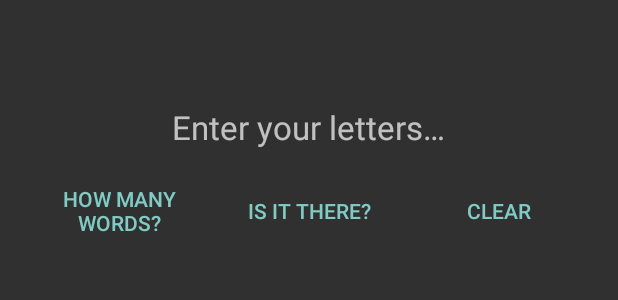
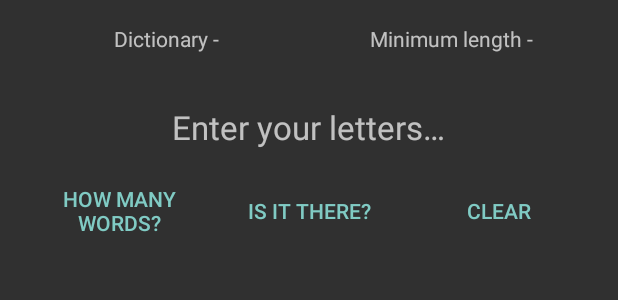
Before and after one commit to cyanhearth/WordFinder, an Android app: the layout activity_main.xml on its own in the app's theme, with its tools: preview values and no code run, on a phone screen of 412 x 824 dp. Shown: the top 300 px of the screen. Run offline under Robolectric (Android 15) with nearby library versions, the phone set to English and light mode, and no system bars.

Commit message:
Update
* Minor changes to horizontal layout
* Changed method of reloading dictionary when a change is triggered
through the settings

```diff
--- a/app/src/main/java/com/example/cyanhearth/wordfinder/WordDialogFragment.java
+++ b/app/src/main/java/com/example/cyanhearth/wordfinder/WordDialogFragment.java
@@ -20,8 +20,9 @@ public class WordDialogFragment extends DialogFragment {
 
     public Dialog onCreateDialog(Bundle savedInstanceState) {
         return new AlertDialog.Builder(getActivity())
-                .setMessage(word + " is in the current dictionary.\n\nWould you like to find the definition?\n" +
-                        "(Note: requires internet access)")
+                .setMessage(word +
+                        " is in the current dictionary.\n\nWould you like to find the definition?\n"
+                        + "(Note: requires internet access)")
                 .setCancelable(false)
                 .setNegativeButton("No",
                         new DialogInterface.OnClickListener() {
@@ -34,7 +35,6 @@ public class WordDialogFragment extends DialogFragment {
                         new DialogInterface.OnClickListener() {
                             @Override
                             public void onClick(DialogInterface dialog, int which) {
-                                // TODO: open browser and get word definition
                                 ((MainActivity) getActivity()).sendIntentForDefinition(word);
                             }
                         }).create();
--- a/app/src/main/res/layout-land/activity_main.xml
+++ b/app/src/main/res/layout-land/activity_main.xml
@@ -6,16 +6,31 @@
     <RelativeLayout
         android:layout_width="0dp"
         android:layout_height="match_parent"
-        android:layout_weight="1">
-        <TextView
-            android:layout_width="wrap_content"
-            android:layout_height="wrap_content"
-            android:id="@+id/editText"
-            android:hint="@string/enter_letters"
-            android:layout_marginTop="54dp"
-            android:layout_centerHorizontal="true"
-            android:textAppearance="?android:attr/textAppearanceLarge"
-            android:gravity="center_horizontal" />
+        android:layout_weight="1"
+        android:paddingRight="15dp">
+        <LinearLayout
+            android:orientation="horizontal"
+            android:layout_width="match_parent"
+            android:layout_height="wrap_content">
+            <TextView
+                android:layout_width="0dp"
+                android:layout_height="wrap_content"
+                android:layout_weight="1"
+                android:text="@string/current_dict"
+                android:id="@+id/currentDict"
+                android:gravity="center_horizontal"
+                android:paddingTop="10dp" />
+
+            <TextView
+                android:layout_width="0dp"
+                android:layout_height="wrap_content"
+                android:layout_weight="1"
+                android:text="@string/min_length"
+                android:id="@+id/minLength"
+                android:layout_gravity="right"
+                android:gravity="center_horizontal"
+                android:paddingTop="10dp" />
+        </LinearLayout>
 
         <LinearLayout
             android:orientation="horizontal"
@@ -23,10 +38,11 @@
             android:layout_height="wrap_content"
             style="?android:buttonBarStyle"
             android:id="@+id/linearLayout"
-            android:layout_below="@+id/editText"
-            android:layout_centerHorizontal="true"
             android:paddingTop="10dp"
-            android:paddingBottom="10dp">
+            android:paddingBottom="10dp"
+            android:layout_above="@+id/linearLayout2"
+            android:layout_alignParentLeft="true"
+            android:layout_alignParentStart="true">
 
             <Button
                 android:layout_width="0dp"
@@ -49,10 +65,12 @@
             android:orientation="horizontal"
             android:layout_width="match_parent"
             android:layout_height="wrap_content"
-            android:layout_below="@+id/linearLayout"
+            android:gravity="center_horizontal"
+            android:layout_marginBottom="43dp"
+            android:id="@+id/linearLayout2"
+            android:layout_alignParentBottom="true"
             android:layout_alignParentLeft="true"
-            android:layout_alignParentStart="true"
-            android:gravity="center_horizontal">
+            android:layout_alignParentStart="true">
             <Button
                 android:layout_width="wrap_content"
                 android:layout_height="match_parent"
@@ -63,12 +81,31 @@
 
     </RelativeLayout>
 
-    <FrameLayout
+    <LinearLayout
+        android:orientation="vertical"
         android:layout_width="0dp"
-        android:layout_height="match_parent"
         android:layout_weight="1.5"
-        android:id="@+id/fragment_container">
+        android:layout_height="match_parent">
 
-    </FrameLayout>
+        <TextView
+            android:layout_width="wrap_content"
+            android:layout_height="wrap_content"
+            android:id="@+id/editText"
+            android:hint="@string/enter_letters"
+            android:layout_marginTop="54dp"
+            android:layout_centerHorizontal="true"
+            android:textAppearance="?android:attr/textAppearanceLarge"
+            android:gravity="center_horizontal"
+            android:layout_gravity="center_horizontal|top" />
+
+        <FrameLayout
+            android:layout_width="match_parent"
+            android:layout_height="match_parent"
+            android:layout_weight="1.5"
+            android:id="@+id/fragment_container">
+
+        </FrameLayout>
+
+    </LinearLayout>
 
 </LinearLayout>
--- a/app/src/main/res/layout/activity_main.xml
+++ b/app/src/main/res/layout/activity_main.xml
@@ -5,6 +5,28 @@
     android:paddingTop="@dimen/activity_vertical_margin"
     android:paddingBottom="@dimen/activity_vertical_margin" tools:context=".MainActivity"
     android:id="@+id/layout">
+
+    <LinearLayout
+        android:orientation="horizontal"
+        android:layout_width="match_parent"
+        android:layout_height="wrap_content">
+        <TextView
+            android:layout_width="0dp"
+            android:layout_height="wrap_content"
+            android:layout_weight="1"
+            android:text="@string/current_dict"
+            android:id="@+id/currentDict"
+            android:gravity="center_horizontal" />
+
+        <TextView
+            android:layout_width="0dp"
+            android:layout_height="wrap_content"
+            android:layout_weight="1"
+            android:text="@string/min_length"
+            android:id="@+id/minLength"
+            android:layout_gravity="right"
+            android:gravity="center_horizontal" />
+    </LinearLayout>
 
     <TextView
         android:layout_width="wrap_content"
--- a/app/src/main/res/values/strings.xml
+++ b/app/src/main/res/values/strings.xml
@@ -14,9 +14,9 @@
 
     <string name="sowpods">sowpods</string>
     <string name="ospd">ospd</string>
+    <string name="current_dict">Dictionary - </string>
+    <string name="min_length">Minimum length - </string>
+    <string name="dict_changed">Dictionary changed - </string>
+    <string name="length_changed">Minimum length changed - </string>
 
-    <string-array name="dictionaries">
-        <item>sowpods</item>
-        <item>ospd</item>
-    </string-array>
 </resources>
```
Also changed, not shown: app/src/main/java/com/example/cyanhearth/wordfinder/DisplayResultFragment.java (+22 -8 lines), app/src/main/java/com/example/cyanhearth/wordfinder/LoadDictionaryFragment.java (+12 -15 lines), app/src/main/java/com/example/cyanhearth/wordfinder/MainActivity.java (+65 -57 lines), app/src/main/java/com/example/cyanhearth/wordfinder/SettingsActivity.java (+46 -3 lines), app/src/main/res/values/arrays.xml (added, +23 -0 lines), app/src/main/res/xml/preference_headers.xml (added, +7 -0 lines), app/src/main/res/xml/preferences.xml (+7 -0 lines).
